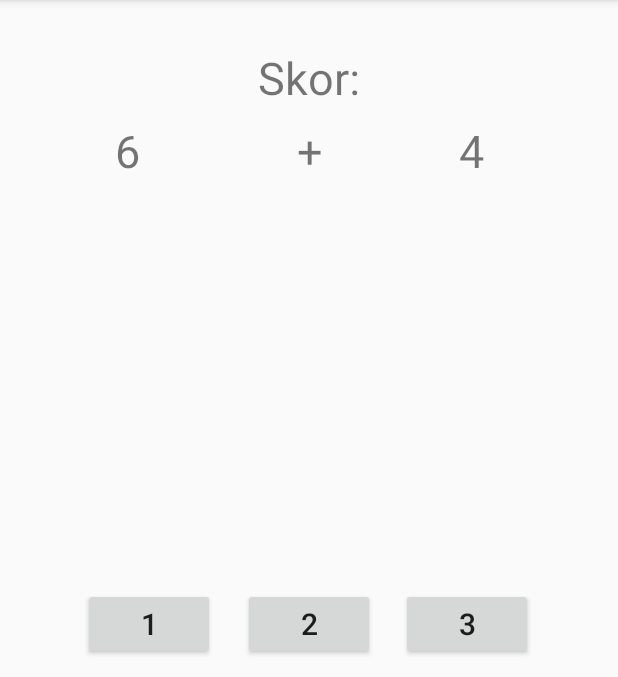
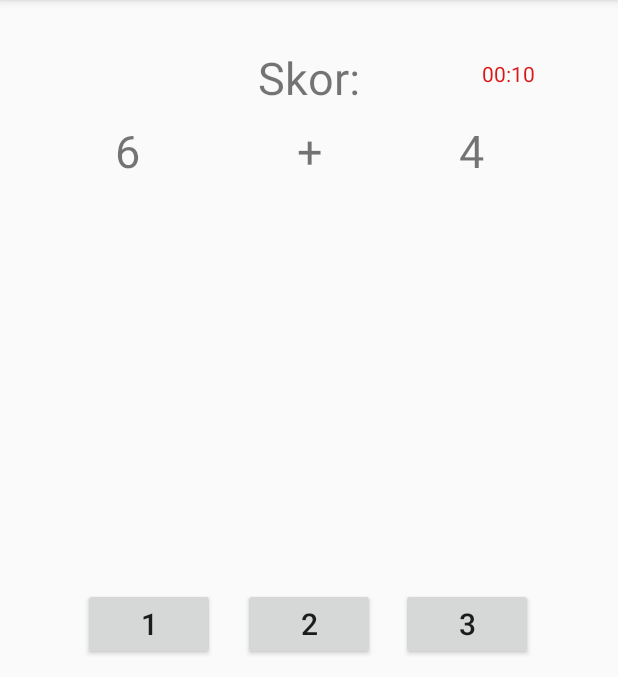
Before and after one commit to adisaktijrs/math-game, an Android app: the screen it shows after launch (MainActivity), after a tap on "MULAI", on a phone screen of 412 x 824 dp, the part 84-761 px from its top. Run offline under Robolectric (Android 15) with nearby library versions, the phone set to English and light mode, and no system bars.

Commit message:
bugs fixing 2

```diff
--- a/app/src/main/java/com/example/adisaktijrs/minicalculator/MainActivity.java
+++ b/app/src/main/java/com/example/adisaktijrs/minicalculator/MainActivity.java
@@ -1,5 +1,6 @@
 package com.example.adisaktijrs.minicalculator;
 
+import android.os.CountDownTimer;
 import android.support.v7.app.AppCompatActivity;
 import android.os.Bundle;
 import android.view.View;
@@ -10,19 +11,19 @@ import android.widget.Toast;
 
 import org.w3c.dom.Text;
 
+import java.util.Locale;
 import java.util.Random;
 
 public class MainActivity extends AppCompatActivity {
 
     private TextView skor;
+    private TextView waktuCountDown;
+    private CountDownTimer mCountDownTimer;
+    private long mTimeLeftinMillis = 10000;
     private TextView angka1;
     private TextView angka2;
-    private Button btn1, btn2, btn3, btn4, btn5, btn6, btn7, btn8, btn9, btnMulai;
+    private Button btn0, btn1, btn2, btn3, btn4, btn5, btn6, btn7, btn8, btn9, btnMulai;
 
-//    private EditText num1;
-//    private EditText num2;
-//    private Button add;
-//    private TextView result;
     Random rand = new Random();
     int skorAkhir = 0;
 
@@ -38,6 +39,7 @@ public class MainActivity extends AppCompatActivity {
         setContentView(R.layout.activity_main);
 
         skor = (TextView) findViewById(R.id.hasil);
+        btn0 = (Button) findViewById(R.id.btn0);
         btn1 = (Button) findViewById(R.id.btn1);
         btn2 = (Button) findViewById(R.id.btn2);
         btn3 = (Button) findViewById(R.id.btn3);
@@ -48,10 +50,10 @@ public class MainActivity extends AppCompatActivity {
         btn8 = (Button) findViewById(R.id.btn8);
         btn9 = (Button) findViewById(R.id.btn9);
         btnMulai = (Button) findViewById(R.id.btnMulai);
+        waktuCountDown = findViewById(R.id.waktu);
 
         angka1 = (TextView) findViewById(R.id.angka1);
         angka2 = (TextView) findViewById(R.id.angka2);
-
 
         btnMulai.setOnClickListener(new View.OnClickListener() {
             @Override
@@ -67,7 +69,44 @@ public class MainActivity extends AppCompatActivity {
                 angka1.setText(String.valueOf(ang1));
                 angka2.setText(String.valueOf(ang2));
 
-                //kruang tambah bbutton, btn0 belum didefinisikan
+                mCountDownTimer = new CountDownTimer(mTimeLeftinMillis, 1000) {
+                    @Override
+                    public void onTick(long l) {
+                        updateCount();
+                    }
+
+                    @Override
+                    public void onFinish() {
+
+                    }
+                }.start();
+
+                //kruang tambah button, btn0 belum didefinisikan
+                btn0.setOnClickListener(new View.OnClickListener() {
+                    @Override
+                    public void onClick(View view) {
+                        int angBtn1 = 0;
+
+                        if (digitAkhir == angBtn1) {
+                            skorAkhir += 10;
+                            skor.setText("Skor: " + String.valueOf(skorAkhir));
+                            mTimeLeftinMillis += 5000;
+                        } else {
+                            skorAkhir -= 5;
+                            skor.setText("Skor: " + String.valueOf(skorAkhir));
+                            mTimeLeftinMillis -= 2000;
+                        }
+
+                        ang1 = rand.nextInt(10);
+                        ang2 = rand.nextInt(10);
+                        tambah = ang1 + ang2;
+                        digitAkhir = tambah % 10;
+
+                        angka1.setText(String.valueOf(ang1));
+                        angka2.setText(String.valueOf(ang2));
+
+                    }
+                });
 
 
                 btn1.setOnClickListener(new View.OnClickListener() {
@@ -78,10 +117,11 @@ public class MainActivity extends AppCompatActivity {
                         if (digitAkhir == angBtn1) {
                             skorAkhir += 10;
                             skor.setText("Skor: " + String.valueOf(skorAkhir));
-
+                            mTimeLeftinMillis += 5000;
                         } else {
                             skorAkhir = skorAkhir - 5;
                             skor.setText("Skor: " + String.valueOf(skorAkhir));
+                            mTimeLeftinMillis -= 2000;
                         }
 
                         ang1 = rand.nextInt(10);
@@ -104,10 +144,11 @@ public class MainActivity extends AppCompatActivity {
                         if (digitAkhir == angBtn1) {
                             skorAkhir += 10;
                             skor.setText("Skor: " + String.valueOf(skorAkhir));
-
+                            mTimeLeftinMillis += 5000;
                         } else {
                             skorAkhir = skorAkhir - 5;
                             skor.setText("Skor: " + String.valueOf(skorAkhir));
+                            mTimeLeftinMillis -= 2000;
                         }
 
                         ang1 = rand.nextInt(10);
@@ -130,10 +171,11 @@ public class MainActivity extends AppCompatActivity {
                         if (digitAkhir == angBtn1) {
                             skorAkhir += 10;
                             skor.setText("Skor: " + String.valueOf(skorAkhir));
-
+                            mTimeLeftinMillis += 5000;
                         } else {
                             skorAkhir = skorAkhir - 5;
                             skor.setText("Skor: " + String.valueOf(skorAkhir));
+                            mTimeLeftinMillis -= 2000;
                         }
 
                         ang1 = rand.nextInt(10);
@@ -156,10 +198,11 @@ public class MainActivity extends AppCompatActivity {
                         if (digitAkhir == angBtn1) {
                             skorAkhir += 10;
                             skor.setText("Skor: " + String.valueOf(skorAkhir));
-
+                            mTimeLeftinMillis += 5000;
                         } else {
                             skorAkhir = skorAkhir - 5;
                             skor.setText("Skor: " + String.valueOf(skorAkhir));
+                            mTimeLeftinMillis -= 2000;
                         }
 
                         ang1 = rand.nextInt(10);
@@ -182,10 +225,11 @@ public class MainActivity extends AppCompatActivity {
                         if (digitAkhir == angBtn1) {
                             skorAkhir += 10;
                             skor.setText("Skor: " + String.valueOf(skorAkhir));
-
+                            mTimeLeftinMillis += 5000;
                         } else {
                             skorAkhir = skorAkhir - 5;
                             skor.setText("Skor: " + String.valueOf(skorAkhir));
+                            mTimeLeftinMillis -= 2000;
                         }
 
                         ang1 = rand.nextInt(10);
@@ -207,10 +251,11 @@ public class MainActivity extends AppCompatActivity {
                         if (digitAkhir == angBtn1) {
                             skorAkhir += 10;
                             skor.setText("Skor: " + String.valueOf(skorAkhir));
-
+                            mTimeLeftinMillis += 5000;
                         } else {
                             skorAkhir = skorAkhir - 5;
                             skor.setText("Skor: " + String.valueOf(skorAkhir));
+                            mTimeLeftinMillis -= 2000;
                         }
 
                         ang1 = rand.nextInt(10);
@@ -232,10 +277,11 @@ public class MainActivity extends AppCompatActivity {
                         if (digitAkhir == angBtn1) {
                             skorAkhir += 10;
                             skor.setText("Skor: " + String.valueOf(skorAkhir));
-
+                            mTimeLeftinMillis += 5000;
                         } else {
                             skorAkhir = skorAkhir - 5;
                             skor.setText("Skor: " + String.valueOf(skorAkhir));
+                            mTimeLeftinMillis -= 2000;
                         }
 
                         ang1 = rand.nextInt(10);
@@ -257,10 +303,11 @@ public class MainActivity extends AppCompatActivity {
                         if (digitAkhir == angBtn1) {
                             skorAkhir += 10;
                             skor.setText("Skor: " + String.valueOf(skorAkhir));
-
+                            mTimeLeftinMillis += 5000;
                         } else {
                             skorAkhir = skorAkhir - 5;
                             skor.setText("Skor: " + String.valueOf(skorAkhir));
+                            mTimeLeftinMillis -= 2000;
                         }
 
                         ang1 = rand.nextInt(10);
@@ -282,10 +329,11 @@ public class MainActivity extends AppCompatActivity {
                         if (digitAkhir == angBtn1) {
                             skorAkhir += 10;
                             skor.setText("Skor: " + String.valueOf(skorAkhir));
-
+                            mTimeLeftinMillis += 5000;
                         } else {
                             skorAkhir = skorAkhir - 5;
                             skor.setText("Skor: " + String.valueOf(skorAkhir));
+                            mTimeLeftinMillis -= 2000;
                         }
 
                         ang1 = rand.nextInt(10);
@@ -304,4 +352,14 @@ public class MainActivity extends AppCompatActivity {
         });
 
     }
+
+    private void updateCount() {
+        int minutes = (int) (mTimeLeftinMillis / 1000) / 60;
+        int seconds = (int) (mTimeLeftinMillis / 1000) % 60;
+
+        String timeLeftFormatted = String.format(Locale.getDefault(),"%02d:%02d", minutes, seconds);
+
+        waktuCountDown.setText(timeLeftFormatted);
+
+    }
 }
--- a/app/src/main/res/layout/activity_main.xml
+++ b/app/src/main/res/layout/activity_main.xml
@@ -256,4 +256,21 @@
         app:layout_constraintTop_toBottomOf="@+id/btn8"
         app:layout_constraintVertical_bias="0.0" />
 
+    <TextView
+        android:id="@+id/waktu"
+        android:layout_width="wrap_content"
+        android:layout_height="wrap_content"
+        android:layout_marginBottom="8dp"
+        android:layout_marginEnd="8dp"
+        android:layout_marginStart="8dp"
+        android:layout_marginTop="8dp"
+        android:text="00:00"
+        android:textColor="@color/red"
+        app:layout_constraintBottom_toTopOf="@+id/angka2"
+        app:layout_constraintEnd_toEndOf="parent"
+        app:layout_constraintHorizontal_bias="0.609"
+        app:layout_constraintStart_toEndOf="@+id/hasil"
+        app:layout_constraintTop_toTopOf="parent"
+        app:layout_constraintVertical_bias="0.702" />
+
 </android.support.constraint.ConstraintLayout>
--- a/app/src/main/res/values/colors.xml
+++ b/app/src/main/res/values/colors.xml
@@ -5,5 +5,6 @@
     <color name="colorAccent">#ff4081</color>
     <color name="title_color">#fa9d36</color>
     <color name="title_color2">#ffb768</color>
+    <color name="red">#dc1717</color>
 
 </resources>
```
